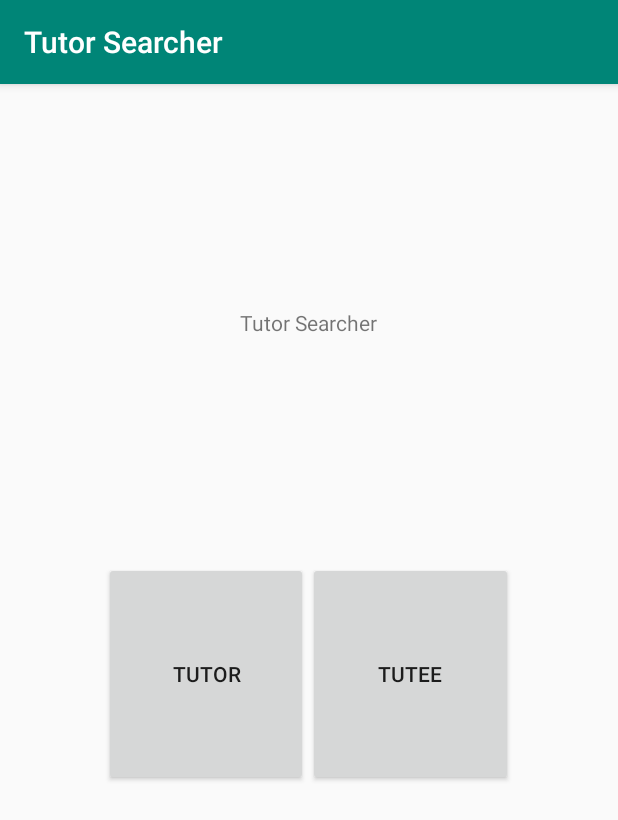
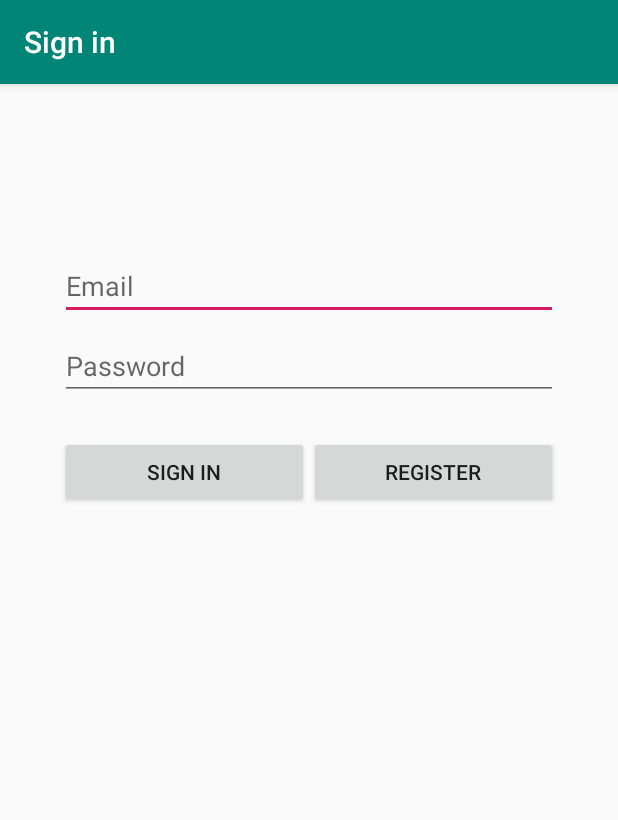
Before and after one commit to kmhamasaki/TutorSearcher, an Android app: the screen it shows after launch (MainActivity before the commit, LoginActivity after it), after a tap on "TUTOR", on a phone screen of 412 x 824 dp. Shown: the top 820 px of the screen. Run offline under Robolectric (Android 15) with nearby library versions, the phone set to English and light mode, and no system bars.

Commit message:
created intent between MainActivity and LoginActivity

```diff
--- a/TutorSearcherAndroid/app/src/main/AndroidManifest.xml
+++ b/TutorSearcherAndroid/app/src/main/AndroidManifest.xml
@@ -16,6 +16,11 @@
                 <category android:name="android.intent.category.LAUNCHER" />
             </intent-filter>
         </activity>
+
+        <activity
+            android:name=".LoginActivity"
+            android:label="@string/title_activity_login">
+        </activity>
     </application>
 
 </manifest>
--- a/TutorSearcherAndroid/app/src/main/java/com/example/tutorsearcherandroid/LoginActivity.java
+++ b/TutorSearcherAndroid/app/src/main/java/com/example/tutorsearcherandroid/LoginActivity.java
@@ -2,7 +2,9 @@ package com.example.tutorsearcherandroid;
 
 import androidx.appcompat.app.AppCompatActivity;
 
+import android.content.Intent;
 import android.os.Bundle;
+import android.widget.Toast;
 
 public class LoginActivity extends AppCompatActivity {
 
@@ -10,5 +12,9 @@ public class LoginActivity extends AppCompatActivity {
     protected void onCreate(Bundle savedInstanceState) {
         super.onCreate(savedInstanceState);
         setContentView(R.layout.activity_login);
+
+        Bundle extras = getIntent().getExtras();
+        String accountType = extras.getString("accountType");
+        Toast.makeText(getApplicationContext(),"Acc type: "+accountType, Toast.LENGTH_SHORT).show();
     }
 }
--- a/TutorSearcherAndroid/app/src/main/java/com/example/tutorsearcherandroid/MainActivity.java
+++ b/TutorSearcherAndroid/app/src/main/java/com/example/tutorsearcherandroid/MainActivity.java
@@ -2,6 +2,7 @@ package com.example.tutorsearcherandroid;
 
 import androidx.appcompat.app.AppCompatActivity;
 
+import android.content.Intent;
 import android.os.Bundle;
 import android.view.View;
 import android.widget.Button;
@@ -25,9 +26,17 @@ public class MainActivity extends AppCompatActivity implements View.OnClickListe
     public void onClick(View v) {
         switch (v.getId()){
             case R.id.button1:
+                openLoginActivity("tutor");
                 break;
             case R.id.button2:
+                openLoginActivity("tutee");
                 break;
         }
     }
+
+    public void openLoginActivity(String accountType){
+        Intent i = new Intent(this,LoginActivity.class);
+        i.putExtra("accountType",accountType);
+        startActivity(i);
+    }
 }
--- a/TutorSearcherAndroid/app/src/main/res/layout/activity_login.xml
+++ b/TutorSearcherAndroid/app/src/main/res/layout/activity_login.xml
@@ -5,11 +5,11 @@
     android:id="@+id/container"
     android:layout_width="match_parent"
     android:layout_height="match_parent"
-    android:paddingLeft="@dimen/activity_horizontal_margin"
-    android:paddingTop="@dimen/activity_vertical_margin"
-    android:paddingRight="@dimen/activity_horizontal_margin"
-    android:paddingBottom="@dimen/activity_vertical_margin"
-    tools:context=".ui.login.LoginActivity">
+    android:paddingLeft="16dp"
+    android:paddingTop="16dp"
+    android:paddingRight="16dp"
+    android:paddingBottom="16dp"
+    tools:context=".LoginActivity">
 
     <EditText
         android:id="@+id/username"
--- a/TutorSearcherAndroid/app/src/main/res/layout/activity_main.xml
+++ b/TutorSearcherAndroid/app/src/main/res/layout/activity_main.xml
@@ -11,8 +11,7 @@
         android:layout_height="match_parent"
         android:orientation="vertical"
         app:layout_constraintEnd_toEndOf="parent"
-        app:layout_constraintStart_toStartOf="parent"
-        app:layout_constraintTop_toBottomOf="@+id/textView">
+        app:layout_constraintStart_toStartOf="parent">
 
         <LinearLayout
             android:layout_width="match_parent"
--- a/TutorSearcherAndroid/app/src/main/res/values/strings.xml
+++ b/TutorSearcherAndroid/app/src/main/res/values/strings.xml
@@ -2,7 +2,7 @@
     <string name="app_name">Tutor Searcher</string>
     <string name="tutor">Tutor</string>
     <string name="tutee">Tutee</string>
-    <string name="title_activity_sample_login">Sign in</string>
+    <string name="title_activity_login">Sign in</string>
     <string name="prompt_email">Email</string>
     <string name="prompt_password">Password</string>
     <string name="action_sign_in">Sign in</string>
```
